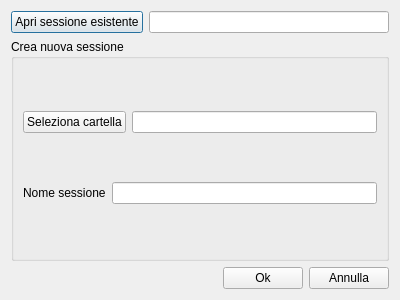
The window that forms/sessione.ui (zorbaproject/Bran) describes before a commit, drawn with Qt 5.
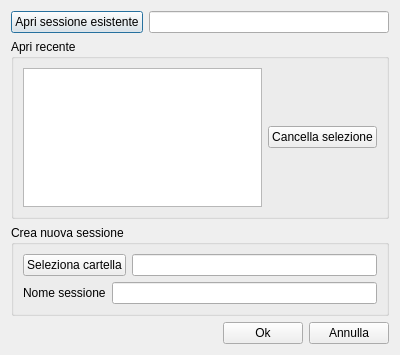
The same window after the commit.

What changed in the file:
```diff
--- a/forms/sessione.ui
+++ b/forms/sessione.ui
@@ -7,7 +7,7 @@
     <x>0</x>
     <y>0</y>
     <width>400</width>
-    <height>300</height>
+    <height>355</height>
    </rect>
   </property>
   <property name="windowTitle">
@@ -28,6 +28,25 @@
      </item>
     </layout>
    </item>
+   <item>
+    <widget class="QGroupBox" name="groupBox_2">
+     <property name="title">
+      <string>Apri recente</string>
+     </property>
+     <layout class="QHBoxLayout" name="horizontalLayout_5">
+      <item>
+       <widget class="QListWidget" name="recenti"/>
+      </item>
+      <item>
+       <widget class="QPushButton" name="cancelrecenti">
+        <property name="text">
+         <string>Cancella selezione</string>
+        </property>
+       </widget>
+      </item>
+     </layout>
+    </widget>
+   </item>
    <item>
     <widget class="QGroupBox" name="groupBox">
      <property name="title">
```
